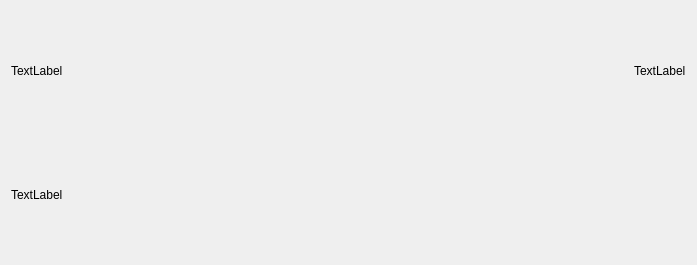
Above: src/gui/ui/validatormessageview.ui from facade-technologies-inc/facile before the change. Below: the same form after it.
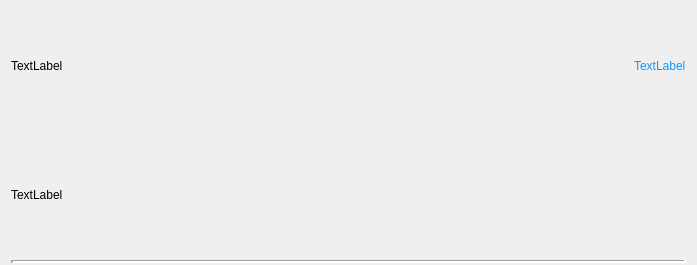
That is the form after the change.

Commit message: validator widget change

Patch:
```diff
--- a/src/gui/ui/validatormessageview.ui
+++ b/src/gui/ui/validatormessageview.ui
@@ -13,9 +13,24 @@
   <property name="windowTitle">
    <string>Form</string>
   </property>
+  <property name="styleSheet">
+   <string notr="true"/>
+  </property>
   <layout class="QVBoxLayout" name="verticalLayout">
+   <property name="spacing">
+    <number>1</number>
+   </property>
+   <property name="topMargin">
+    <number>2</number>
+   </property>
+   <property name="bottomMargin">
+    <number>2</number>
+   </property>
    <item>
     <layout class="QHBoxLayout" name="horizontalLayout">
+     <property name="spacing">
+      <number>0</number>
+     </property>
      <item>
       <widget class="QLabel" name="levelLabel">
        <property name="text">
@@ -38,6 +53,9 @@
      </item>
      <item>
       <widget class="QLabel" name="entityLabel">
+       <property name="styleSheet">
+        <string notr="true">color: rgb(15, 151, 255);</string>
+       </property>
        <property name="text">
         <string>TextLabel</string>
        </property>
@@ -52,6 +70,16 @@
      </property>
     </widget>
    </item>
+   <item>
+    <widget class="Line" name="line">
+     <property name="lineWidth">
+      <number>3</number>
+     </property>
+     <property name="orientation">
+      <enum>Qt::Horizontal</enum>
+     </property>
+    </widget>
+   </item>
   </layout>
  </widget>
  <resources/>
```
The commit also changes 3 other files.
